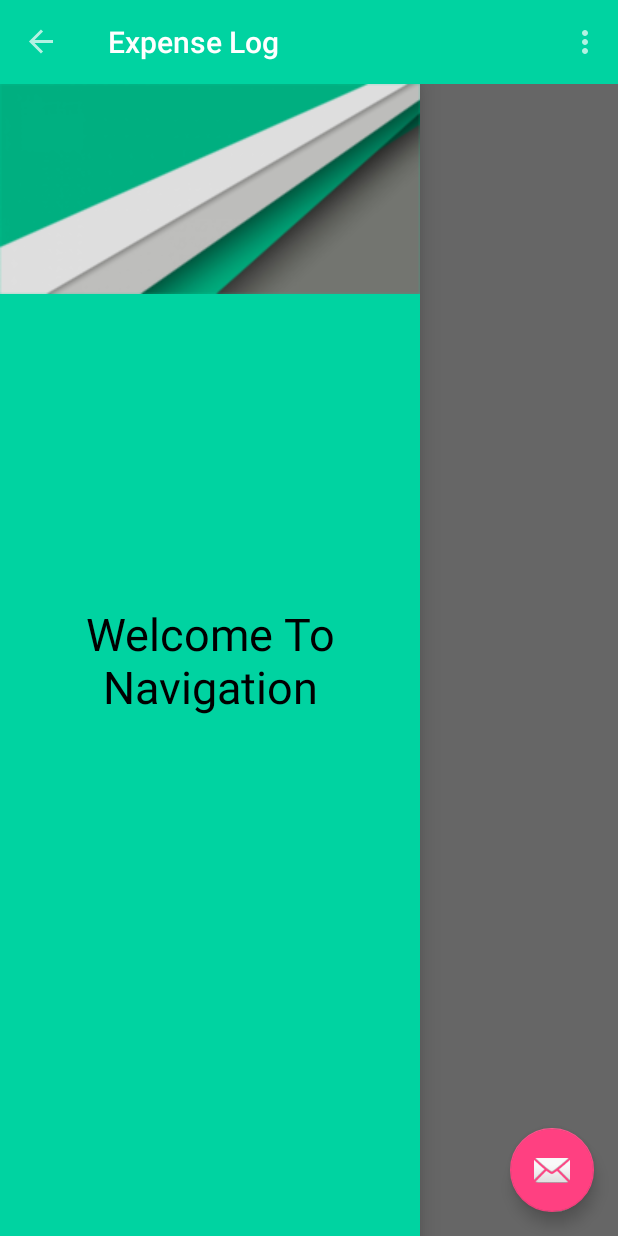
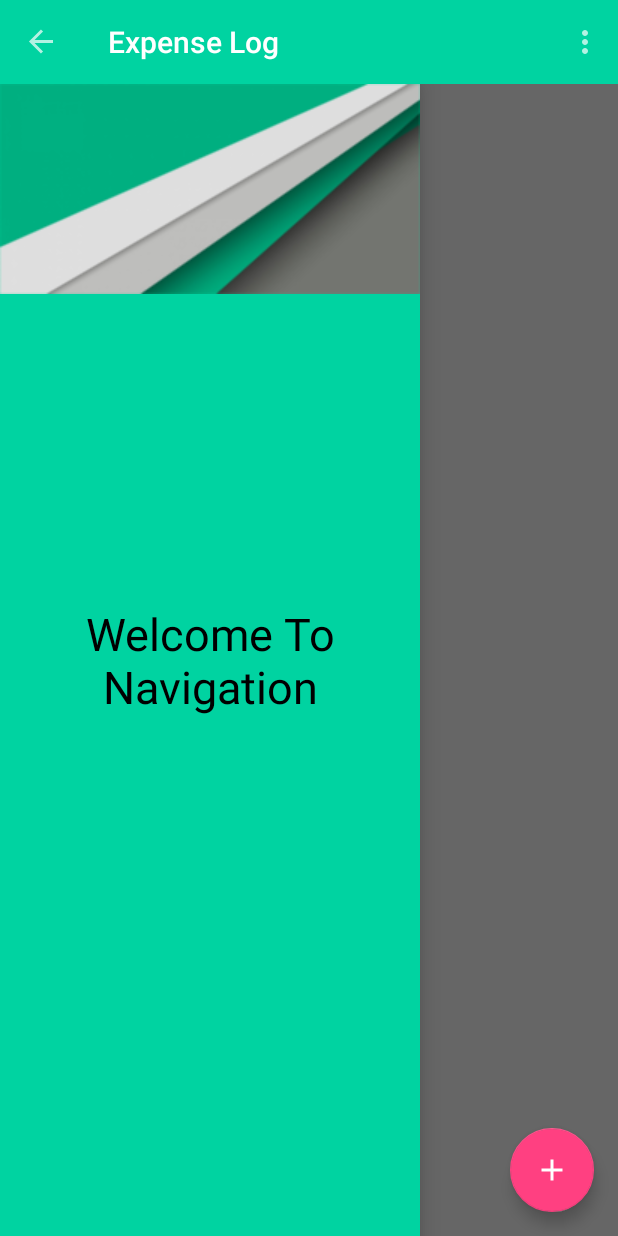
Before and after one commit to JCode23/ExpenseLog, an Android app: the screen it shows after launch (MainActivity), on a phone screen of 412 x 824 dp. Run offline under Robolectric (Android 15) with nearby library versions, the phone set to English and light mode, and no system bars.

Commit message:
Created separate drawable folders and added add_white_48dp.png image.

```diff
--- a/app/src/main/res/layout/activity_main.xml
+++ b/app/src/main/res/layout/activity_main.xml
@@ -14,6 +14,6 @@
         android:layout_height="wrap_content"
         android:layout_gravity="bottom|end"
         android:layout_margin="@dimen/fab_margin"
-        android:src="@android:drawable/ic_dialog_email" />
+        android:src="@drawable/add_white_48dp" />
 
 </android.support.design.widget.CoordinatorLayout>
```
Also changed, not shown: app/src/main/res/drawable-hdpi/add_white_48dp.png (added), app/src/main/res/drawable-mdpi/add_white_48dp.png (added), app/src/main/res/drawable-xhdpi/add_white_48dp.png (added), app/src/main/res/drawable-xxhdpi/add_white_48dp.png (added), app/src/main/res/drawable-xxxhdpi/add_white_48dp.png (added).
